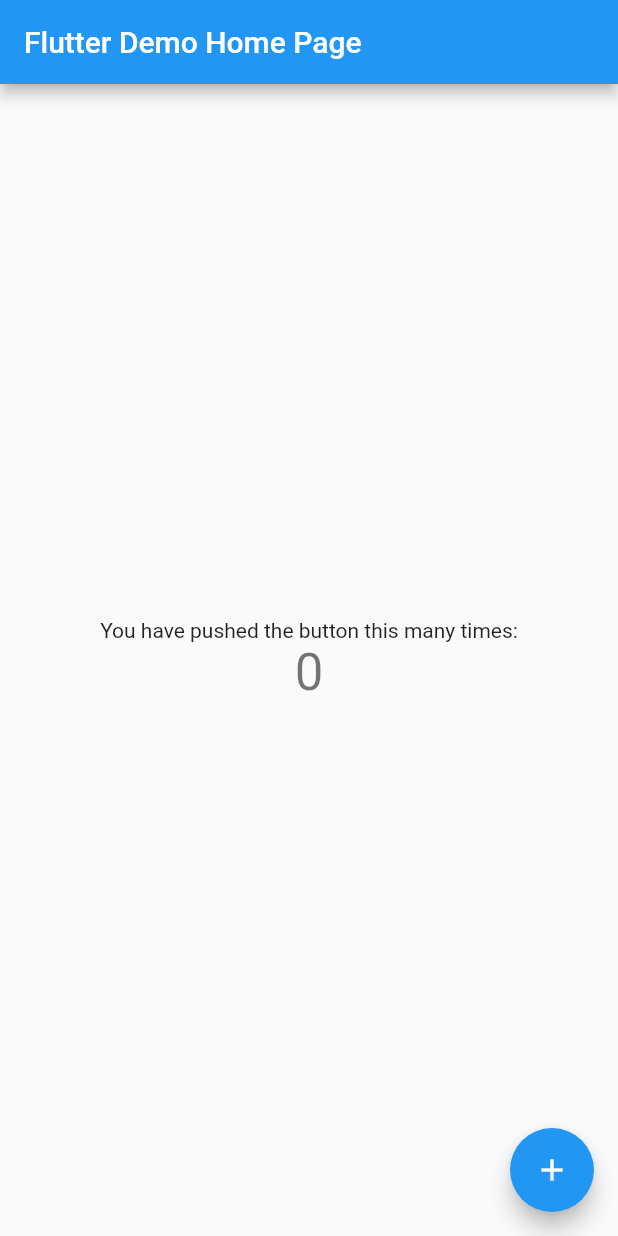
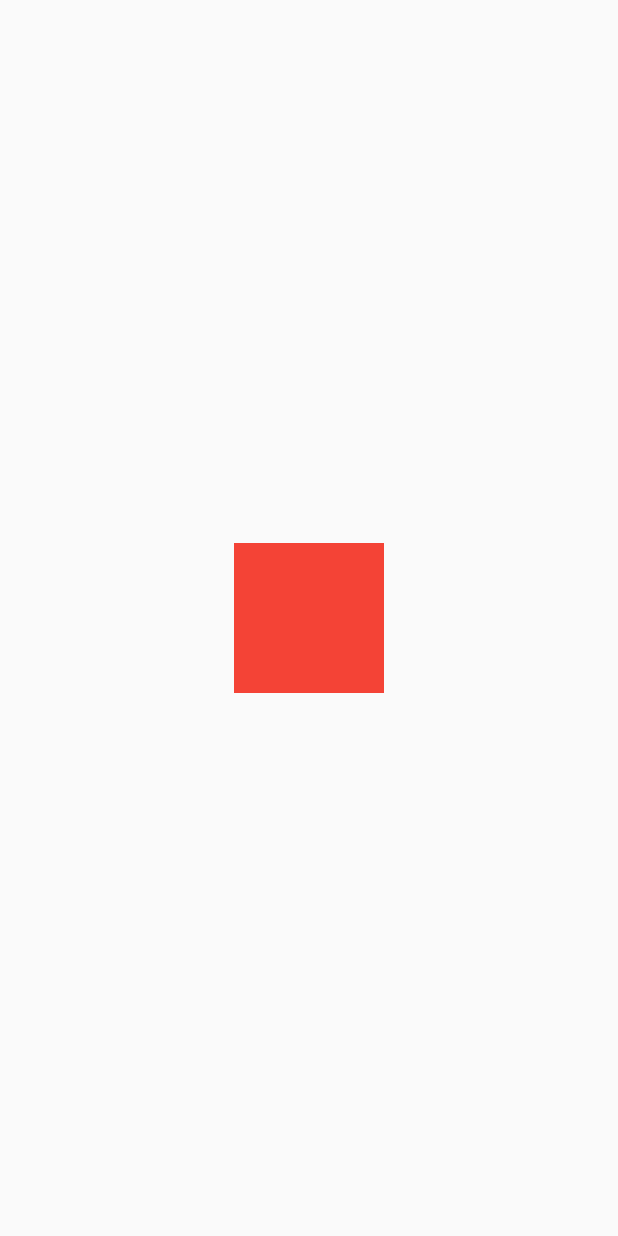
Before and after one commit to Dola1122/chess_game, a Flutter app: the screen it shows after launch, on a phone screen of 412 x 824 dp. Run offline on Flutter 3.47's test engine with Material 2 defaults, Android fonts, the phone set to English and light mode, and no system bars.

```diff
--- a/lib/main.dart
+++ b/lib/main.dart
@@ -11,105 +11,54 @@ class MyApp extends StatelessWidget {
   @override
   Widget build(BuildContext context) {
     return MaterialApp(
+      debugShowCheckedModeBanner: false,
       title: 'Flutter Demo',
       theme: ThemeData(
-        // This is the theme of your application.
-        //
-        // Try running your application with "flutter run". You'll see the
-        // application has a blue toolbar. Then, without quitting the app, try
-        // changing the primarySwatch below to Colors.green and then invoke
-        // "hot reload" (press "r" in the console where you ran "flutter run",
-        // or simply save your changes to "hot reload" in a Flutter IDE).
-        // Notice that the counter didn't reset back to zero; the application
-        // is not restarted.
         primarySwatch: Colors.blue,
       ),
-      home: const MyHomePage(title: 'Flutter Demo Home Page'),
+      home: const HomePage(),
     );
   }
 }
 
-class MyHomePage extends StatefulWidget {
-  const MyHomePage({super.key, required this.title});
-
-  // This widget is the home page of your application. It is stateful, meaning
-  // that it has a State object (defined below) that contains fields that affect
-  // how it looks.
-
-  // This class is the configuration for the state. It holds the values (in this
-  // case the title) provided by the parent (in this case the App widget) and
-  // used by the build method of the State. Fields in a Widget subclass are
-  // always marked "final".
-
-  final String title;
+class HomePage extends StatefulWidget {
+  const HomePage({super.key});
 
   @override
-  State<MyHomePage> createState() => _MyHomePageState();
+  State<HomePage> createState() => _HomePageState();
 }
 
-class _MyHomePageState extends State<MyHomePage> {
-  int _counter = 0;
-
-  void _incrementCounter() {
-    setState(() {
-      // This call to setState tells the Flutter framework that something has
-      // changed in this State, which causes it to rerun the build method below
-      // so that the display can reflect the updated values. If we changed
-      // _counter without calling setState(), then the build method would not be
-      // called again, and so nothing would appear to happen.
-      _counter++;
-    });
+class _HomePageState extends State<HomePage> {
+  @override
+  Widget build(BuildContext context) {
+    return const Scaffold(
+      body: Square(),
+    );
+  }
 }
 
+class Square extends StatefulWidget {
+  const Square({super.key});
+
+  @override
+  State<Square> createState() => _SquareState();
+}
+
+class _SquareState extends State<Square> {
   @override
   Widget build(BuildContext context) {
-    // This method is rerun every time setState is called, for instance as done
-    // by the _incrementCounter method above.
-    //
-    // The Flutter framework has been optimized to make rerunning build methods
-    // fast, so that you can just rebuild anything that needs updating rather
-    // than having to individually change instances of widgets.
-    return Scaffold(
-      appBar: AppBar(
-        // Here we take the value from the MyHomePage object that was created by
-        // the App.build method, and use it to set our appbar title.
-        title: Text(widget.title),
+    return GestureDetector(
+      child: Stack(
+        children: [
+          Center(
+            child: Container(
+              color: Colors.red,
+              width: 100,
+              height: 100,
             ),
-      body: Center(
-        // Center is a layout widget. It takes a single child and positions it
-        // in the middle of the parent.
-        child: Column(
-          // Column is also a layout widget. It takes a list of children and
-          // arranges them vertically. By default, it sizes itself to fit its
-          // children horizontally, and tries to be as tall as its parent.
-          //
-          // Invoke "debug painting" (press "p" in the console, choose the
-          // "Toggle Debug Paint" action from the Flutter Inspector in Android
-          // Studio, or the "Toggle Debug Paint" command in Visual Studio Code)
-          // to see the wireframe for each widget.
-          //
-          // Column has various properties to control how it sizes itself and
-          // how it positions its children. Here we use mainAxisAlignment to
-          // center the children vertically; the main axis here is the vertical
-          // axis because Columns are vertical (the cross axis would be
-          // horizontal).
-          mainAxisAlignment: MainAxisAlignment.center,
-          children: <Widget>[
-            const Text(
-              'You have pushed the button this many times:',
-            ),
-            Text(
-              '$_counter',
-              style: Theme.of(context).textTheme.headline4,
           ),
         ],
       ),
-      ),
-      floatingActionButton: FloatingActionButton(
-        onPressed: _incrementCounter,
-        tooltip: 'Increment',
-        child: const Icon(Icons.add),
-      ), // This trailing comma makes auto-formatting nicer for build methods.
     );
   }
 }
```
Lines whose indentation alone changed are shown as unchanged.
